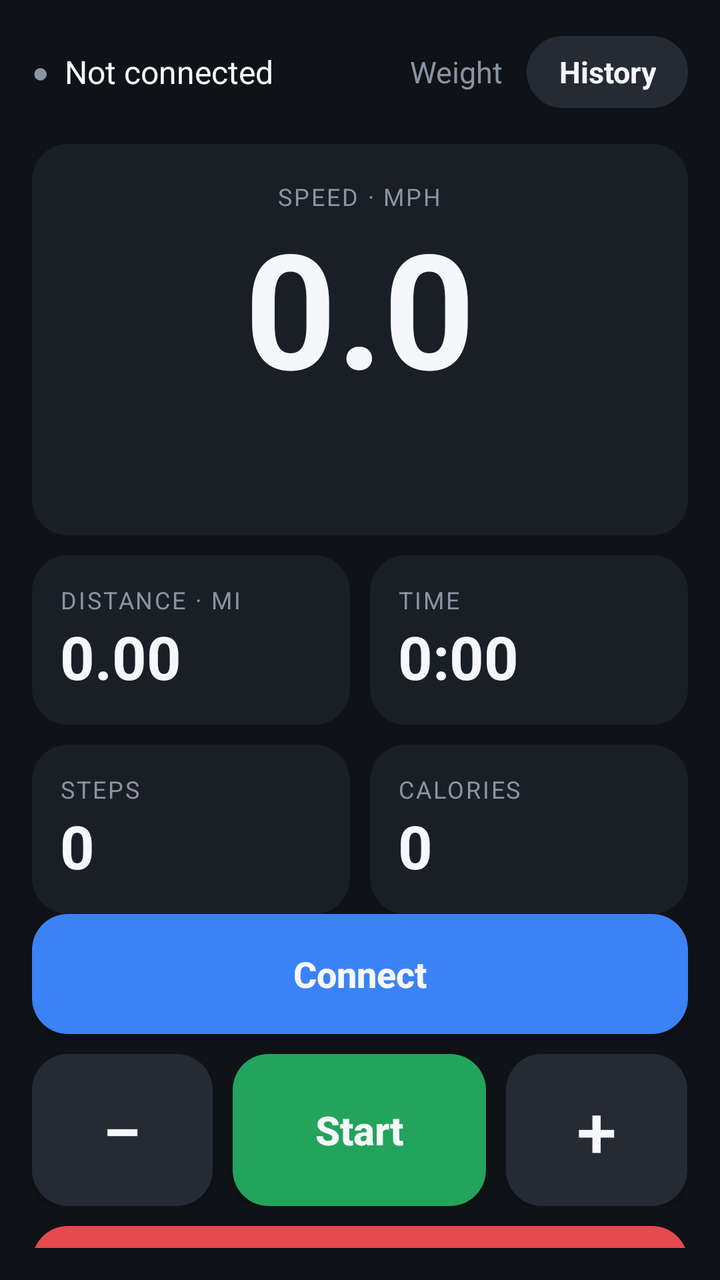
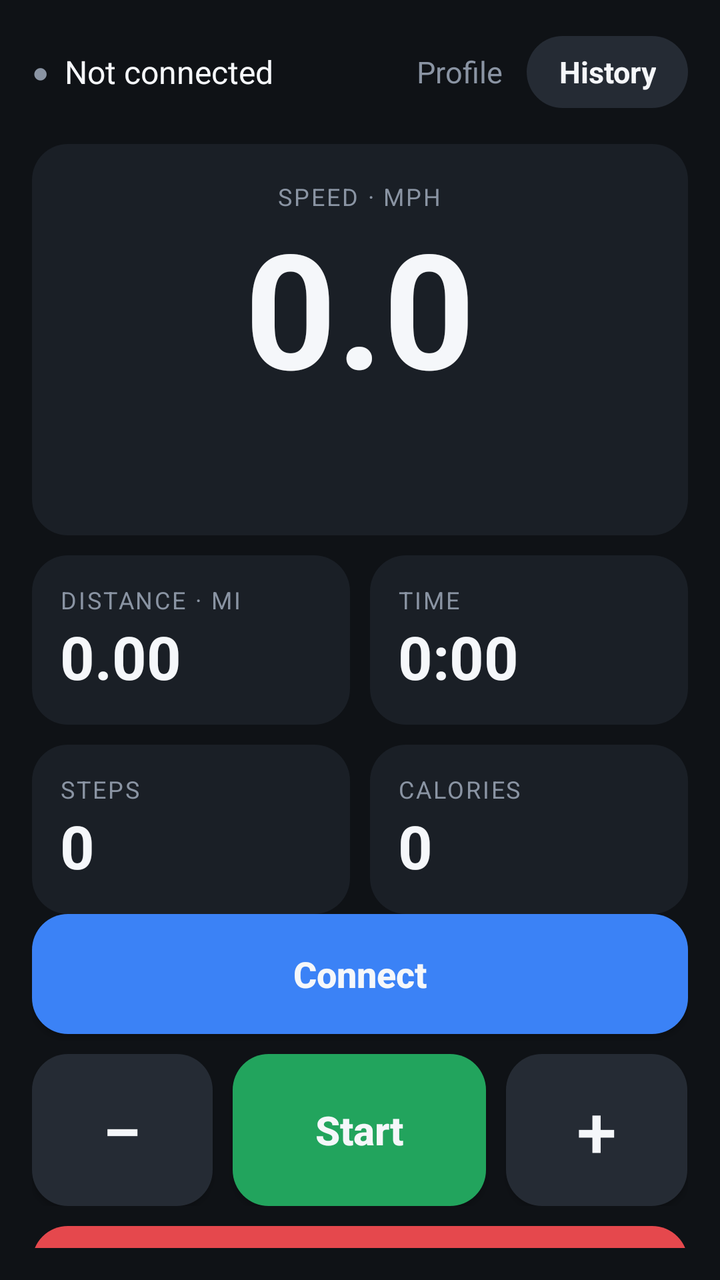

The first picture is an Android layout as it rendered before a commit; the second is the same layout after the commit. The layout source and the unified diff follow.
<!-- AndroidManifest.xml: application theme AppTheme -->
<!-- res/layout/activity_main.xml -->
<?xml version="1.0" encoding="utf-8"?>
<FrameLayout xmlns:android="http://schemas.android.com/apk/res/android"
    android:layout_width="match_parent" android:layout_height="match_parent"
    android:background="@color/bg" android:fitsSystemWindows="true">
<LinearLayout
    android:layout_width="match_parent" android:layout_height="match_parent"
    android:orientation="vertical" android:paddingHorizontal="16dp" android:paddingTop="12dp" android:paddingBottom="16dp">

    
    <LinearLayout android:layout_width="match_parent" android:layout_height="48dp" android:orientation="horizontal" android:gravity="center_vertical">
        <TextView android:id="@+id/dot" android:layout_width="wrap_content" android:layout_height="wrap_content"
            android:text="●" android:textColor="@color/muted" android:textSize="14sp" />
        <TextView android:id="@+id/link" android:layout_width="0dp" android:layout_height="wrap_content" android:layout_weight="1"
            android:layout_marginStart="8dp" android:text="Not connected" android:textColor="@color/text" android:textSize="16sp"
            android:maxLines="1" android:ellipsize="end" />
        <TextView android:id="@+id/settings" android:layout_width="wrap_content" android:layout_height="match_parent"
            android:gravity="center" android:paddingHorizontal="12dp" android:text="Weight" android:textColor="@color/muted" android:textSize="15sp" />
        <TextView android:id="@+id/history" android:layout_width="wrap_content" android:layout_height="36dp"
            android:gravity="center" android:paddingHorizontal="16dp" android:text="History" android:textColor="@color/text"
            android:textSize="15sp" android:textStyle="bold" android:background="@drawable/bg_btn" />
    </LinearLayout>

    
    <LinearLayout android:layout_width="match_parent" android:layout_height="wrap_content" android:layout_marginTop="12dp"
        android:orientation="vertical" android:gravity="center_horizontal" android:paddingVertical="18dp" android:background="@drawable/bg_card">
        <TextView style="@style/Label" android:layout_width="wrap_content" android:layout_height="wrap_content" android:text="Speed · mph" />
        <TextView android:id="@+id/speed" android:layout_width="wrap_content" android:layout_height="wrap_content" android:text="0.0"
            android:textColor="@color/text" android:textSize="80sp" android:textStyle="bold" android:fontFeatureSettings="tnum"
            android:includeFontPadding="false" android:layout_marginTop="4dp" />
        <TextView android:id="@+id/target" android:layout_width="wrap_content" android:layout_height="wrap_content" android:text=""
            android:textColor="@color/muted" android:textSize="15sp" android:layout_marginTop="4dp" />
        <TextView android:id="@+id/pace" android:layout_width="wrap_content" android:layout_height="wrap_content" android:text=""
            android:textColor="@color/muted" android:textSize="14sp" android:layout_marginTop="2dp" />
    </LinearLayout>

    
    <LinearLayout android:layout_width="match_parent" android:layout_height="wrap_content" android:layout_marginTop="10dp" android:orientation="horizontal">
        <LinearLayout style="@style/StatCard">
            <TextView style="@style/Label" android:layout_width="wrap_content" android:layout_height="wrap_content" android:text="Distance · mi" />
            <TextView android:id="@+id/dist" style="@style/StatValue" android:layout_width="wrap_content" android:layout_height="wrap_content" android:text="0.00" />
        </LinearLayout>
        <LinearLayout style="@style/StatCard" android:layout_marginStart="10dp">
            <TextView style="@style/Label" android:layout_width="wrap_content" android:layout_height="wrap_content" android:text="Time" />
            <TextView android:id="@+id/time" style="@style/StatValue" android:layout_width="wrap_content" android:layout_height="wrap_content" android:text="0:00" />
        </LinearLayout>
    </LinearLayout>
    <LinearLayout android:layout_width="match_parent" android:layout_height="wrap_content" android:layout_marginTop="10dp" android:orientation="horizontal">
        <LinearLayout style="@style/StatCard">
            <TextView style="@style/Label" android:layout_width="wrap_content" android:layout_height="wrap_content" android:text="Steps" />
            <TextView android:id="@+id/steps" style="@style/StatValue" android:layout_width="wrap_content" android:layout_height="wrap_content" android:text="0" />
        </LinearLayout>
        <LinearLayout style="@style/StatCard" android:layout_marginStart="10dp">
            <TextView style="@style/Label" android:layout_width="wrap_content" android:layout_height="wrap_content" android:text="Calories" />
            <TextView android:id="@+id/cal" style="@style/StatValue" android:layout_width="wrap_content" android:layout_height="wrap_content" android:text="0" />
        </LinearLayout>
    </LinearLayout>

    <View android:layout_width="match_parent" android:layout_height="0dp" android:layout_weight="1" android:minHeight="12dp" />

    <Button android:id="@+id/connect" android:layout_width="match_parent" android:layout_height="60dp" android:layout_marginBottom="10dp"
        android:text="Connect" android:textAllCaps="false" android:textSize="18sp" android:textStyle="bold" android:textColor="@color/text" android:background="@drawable/bg_accent" />
    <LinearLayout android:layout_width="match_parent" android:layout_height="76dp" android:orientation="horizontal">
        <Button android:id="@+id/down" android:layout_width="0dp" android:layout_height="match_parent" android:layout_weight="1"
            android:text="−" android:textSize="36sp" android:textColor="@color/text" android:background="@drawable/bg_btn" />
        <Button android:id="@+id/start" android:layout_width="0dp" android:layout_height="match_parent" android:layout_weight="1.4"
            android:layout_marginStart="10dp" android:text="Start" android:textAllCaps="false" android:textSize="20sp" android:textStyle="bold"
            android:textColor="@color/text" android:background="@drawable/bg_go" />
        <Button android:id="@+id/up" android:layout_width="0dp" android:layout_height="match_parent" android:layout_weight="1"
            android:layout_marginStart="10dp" android:text="+" android:textSize="36sp" android:textColor="@color/text" android:background="@drawable/bg_btn" />
    </LinearLayout>
    <Button android:id="@+id/stop" android:layout_width="match_parent" android:layout_height="96dp" android:layout_marginTop="10dp"
        android:text="STOP" android:textSize="30sp" android:textStyle="bold" android:letterSpacing="0.1" android:textColor="@color/text" android:background="@drawable/bg_stop" />
</LinearLayout>
</FrameLayout>
<!-- resources referenced by this layout -->
<resources>
  <color name="bg">#FF0F1216</color>
  <color name="muted">#FF8A94A3</color>
  <color name="text">#FFF5F7FA</color>
  <!-- drawable bg_accent (drawable) -->
  <?xml version="1.0" encoding="utf-8"?>
  <shape xmlns:android="http://schemas.android.com/apk/res/android" android:shape="rectangle">
      <solid android:color="@color/accent" /><corners android:radius="18dp" />
  </shape>
  <!-- drawable bg_btn (drawable) -->
  <?xml version="1.0" encoding="utf-8"?>
  <shape xmlns:android="http://schemas.android.com/apk/res/android" android:shape="rectangle">
      <solid android:color="@color/btn" /><corners android:radius="18dp" />
  </shape>
  <!-- drawable bg_card (drawable) -->
  <?xml version="1.0" encoding="utf-8"?>
  <shape xmlns:android="http://schemas.android.com/apk/res/android" android:shape="rectangle">
      <solid android:color="@color/card" /><corners android:radius="18dp" />
  </shape>
  <!-- drawable bg_go (drawable) -->
  <?xml version="1.0" encoding="utf-8"?>
  <shape xmlns:android="http://schemas.android.com/apk/res/android" android:shape="rectangle">
      <solid android:color="@color/go" /><corners android:radius="18dp" />
  </shape>
  <!-- drawable bg_stop (drawable) -->
  <?xml version="1.0" encoding="utf-8"?>
  <shape xmlns:android="http://schemas.android.com/apk/res/android" android:shape="rectangle">
      <solid android:color="@color/stop" /><corners android:radius="18dp" />
  </shape>
  <style name="Label">
          <item name="android:textColor">@color/muted</item>
          <item name="android:textSize">12sp</item>
          <item name="android:letterSpacing">0.08</item>
          <item name="android:textAllCaps">true</item>
      </style>
  <style name="StatCard">
          <item name="android:layout_width">0dp</item>
          <item name="android:layout_height">wrap_content</item>
          <item name="android:layout_weight">1</item>
          <item name="android:orientation">vertical</item>
          <item name="android:padding">14dp</item>
          <item name="android:background">@drawable/bg_card</item>
      </style>
  <style name="StatValue">
          <item name="android:textColor">@color/text</item>
          <item name="android:textSize">30sp</item>
          <item name="android:textStyle">bold</item>
          <item name="android:fontFeatureSettings">tnum</item>
      </style>
  <style name="AppTheme" parent="@android:style/Theme.DeviceDefault.NoActionBar">
          <item name="android:windowBackground">@color/bg</item>
          <item name="android:statusBarColor">@color/bg</item>
          <item name="android:navigationBarColor">@color/bg</item>
      </style>
  <color name="accent">#FF3B82F6</color>
  <color name="btn">#FF252B34</color>
  <color name="card">#FF1A1F26</color>
  <color name="go">#FF22A45D</color>
  <color name="stop">#FFE5484D</color>
</resources>

<!-- the commit's change to res/layout/activity_main.xml (unified diff, before → after) -->
@@ -14,7 +14,7 @@
             android:layout_marginStart="8dp" android:text="Not connected" android:textColor="@color/text" android:textSize="16sp"
             android:maxLines="1" android:ellipsize="end" />
         <TextView android:id="@+id/settings" android:layout_width="wrap_content" android:layout_height="match_parent"
-            android:gravity="center" android:paddingHorizontal="12dp" android:text="Weight" android:textColor="@color/muted" android:textSize="15sp" />
+            android:gravity="center" android:paddingHorizontal="12dp" android:text="Profile" android:textColor="@color/muted" android:textSize="15sp" />
         <TextView android:id="@+id/history" android:layout_width="wrap_content" android:layout_height="36dp"
             android:gravity="center" android:paddingHorizontal="16dp" android:text="History" android:textColor="@color/text"
             android:textSize="15sp" android:textStyle="bold" android:background="@drawable/bg_btn" />
